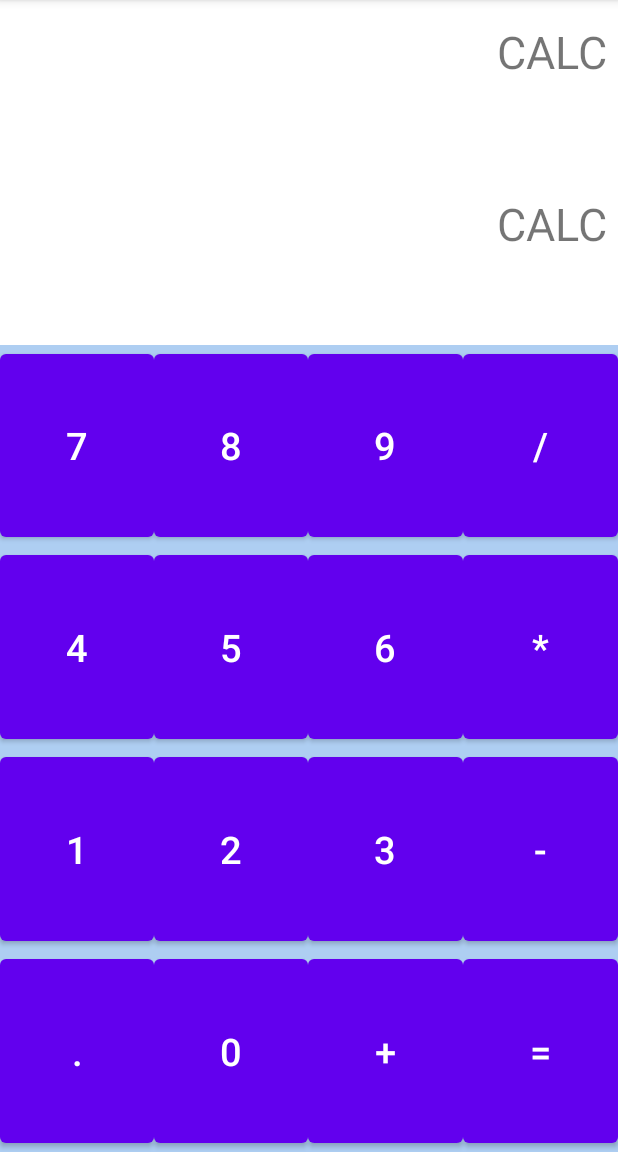
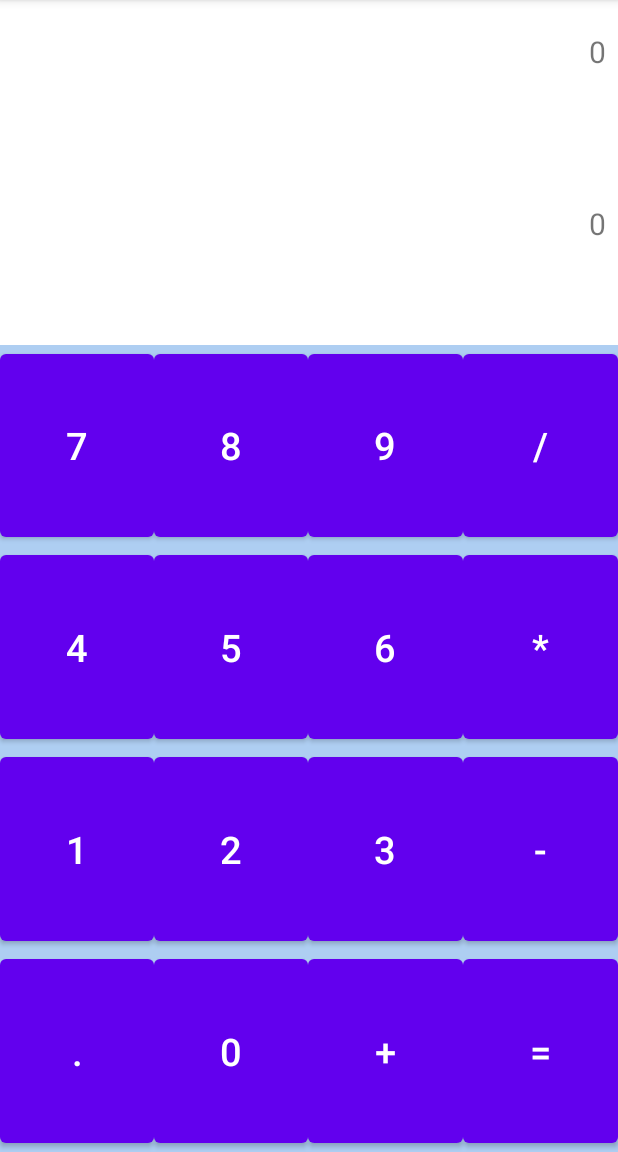
Before and after one commit to pokemau/Android, an Android app: the CalculatorExercise screen opened directly, with no data from a screen before it, on a phone screen of 412 x 824 dp, the part 84-1236 px from its top. Run offline under Robolectric (Android 15) with nearby library versions, the phone set to English and light mode, and no system bars.

Commit message:
implement calculator sequential functionality

```diff
--- a/app/src/main/java/com/example/androidprojectcollection/CalculatorExercise.java
+++ b/app/src/main/java/com/example/androidprojectcollection/CalculatorExercise.java
@@ -1,13 +1,245 @@
 package com.example.androidprojectcollection;
 
 import androidx.appcompat.app.AppCompatActivity;
+
 import android.os.Bundle;
+import android.view.View;
+import android.widget.Button;
+import android.widget.TextView;
+
+import java.util.Arrays;
+import java.util.Stack;
 
 public class CalculatorExercise extends AppCompatActivity {
+
+    Button num1, num2, num3, num4, num5, num6, num7, num8, num9, num0;
+    Button btnAdd, btnSubtract, btnDivide, btnMultiply, btnEquals;
+    TextView txtInput;
+    TextView txtAns;
+
+    StringBuilder sb = new StringBuilder("");
+    Stack<Character> ops = new Stack<>();
+    Stack<Integer> nums = new Stack<>();
+
+    // for sequential answer vars
+    int tempAns = 0;
+    int l = 0;
+    char prevOp = '+';
+    char currOp;
+    boolean isOperation = false;
+    boolean hasOperation = false;
 
     @Override
     protected void onCreate(Bundle savedInstanceState) {
         super.onCreate(savedInstanceState);
         setContentView(R.layout.activity_calculator_exercise);
+
+        txtInput    = (TextView) findViewById(R.id.txtInput);
+        txtAns      = (TextView) findViewById(R.id.textAnswer);
+        num0        = (Button) findViewById(R.id.btnZero);
+        num1        = (Button) findViewById(R.id.btnOne);
+        num2        = (Button) findViewById(R.id.btnTwo);
+        num3        = (Button) findViewById(R.id.btnThree);
+        num4        = (Button) findViewById(R.id.btnFour);
+        num5        = (Button) findViewById(R.id.btnFive);
+        num6        = (Button) findViewById(R.id.btnSix);
+        num7        = (Button) findViewById(R.id.btnSeven);
+        num8        = (Button) findViewById(R.id.btnEight);
+        num9        = (Button) findViewById(R.id.btnNine);
+
+        btnEquals   = (Button) findViewById(R.id.btnEquals);
+        btnAdd      = (Button) findViewById(R.id.btnPlus);
+        btnSubtract = (Button) findViewById(R.id.btnSubtract);
+        btnDivide = (Button) findViewById(R.id.btnDivide);
+        btnMultiply = (Button) findViewById(R.id.btnMultiply);
+
+        num1.setOnClickListener(new View.OnClickListener() {
+            @Override
+            public void onClick(View view) {
+                handleNumberClick('1');
+            }
+        });
+        num2.setOnClickListener(new View.OnClickListener() {
+            @Override
+            public void onClick(View view) {
+                handleNumberClick('2');
+            }
+        });
+
+        btnEquals.setOnClickListener(new View.OnClickListener() {
+            @Override
+            public void onClick(View view) {
+                tempAns = 0;
+                l = 0;
+                isOperation = false;
+                hasOperation = false;
+                nums.clear();
+                ops.clear();
+
+                txtInput.setText("0");
+                txtAns.setText("0");
+                sb.setLength(0);
+            }
+        });
+
+        btnAdd.setOnClickListener(new View.OnClickListener() {
+            @Override
+            public void onClick(View view) {
+                handleOperationClick('+');
+            }
+        });
+
+        btnSubtract.setOnClickListener(new View.OnClickListener() {
+            @Override
+            public void onClick(View view) {
+                handleOperationClick('-');
+            }
+        });
+
+        btnMultiply.setOnClickListener(new View.OnClickListener() {
+            @Override
+            public void onClick(View view) {
+                handleOperationClick('*');
+            }
+        });
+
+        btnDivide.setOnClickListener(new View.OnClickListener() {
+            @Override
+            public void onClick(View view) {
+                handleOperationClick('/');
+            }
+        });
     }
+
+    private void handleNumberClick(char num) {
+        if (isOperation) { isOperation = false; }
+
+        sb.append(num);
+
+        int n = Integer.parseInt(sb.substring(l, sb.length()));
+
+
+        if (hasOperation) {
+            int n1 = nums.pop();
+            int prevN = 0;
+
+            if (sb.length() - l >= 2) {
+                prevN = Integer.parseInt(sb.substring(l, sb.length()-1));
+            }
+
+            int newN = n-prevN;
+
+            switch (currOp) {
+                case '+':
+                    n1 += newN;
+                    break;
+                case '-':
+                    n1 -= newN;
+                    break;
+                case '*':
+                    n1 *= newN;
+                    break;
+                case '/':
+                    if (newN == 0) { break; }
+
+                    n1 /= newN;
+                    break;
+            }
+
+            nums.push(n1);
+
+            txtAns.setText(nums.peek() + "");
+        }
+
+        txtInput.setText(sb);
+    }
+
+    private void handleOperationClick(char op) {
+        if (sb.length() == 0) { return; }
+
+        sb.append(op);
+
+        if (isOperation) {
+            sb.setCharAt(sb.length()-1, op);
+        }
+        else {
+            isOperation = true;
+
+            currOp = op;
+
+            int n = Integer.parseInt(sb.substring(l, sb.length()-1));
+
+            if (!hasOperation) { hasOperation = true; }
+
+
+
+            l = sb.length();
+
+            if (nums.empty())
+                nums.push(n);
+
+            ops.push(op);
+        }
+
+        txtInput.setText(sb);
+    }
+
+    private void calculateString() {
+
+        if (!hasOperation) { return; }
+
+        float res = 0.0f;
+
+        Stack<Float> tempNums = new Stack<>();
+
+        int len = sb.length();
+
+        for (int i = l; i < len; i++) {
+
+            int currNum = 0;
+            char currOp;
+
+            for (int j = i; j < len; j++, i++) {
+
+                char curr = sb.charAt(j);
+
+                if (Character.isDigit(curr)) {
+
+
+                    currNum = (currNum * 10) + (curr - '0');
+
+                    if (hasOperation && !tempNums.empty()) {
+                        float topNum = tempNums.pop();
+                        topNum = (topNum * 10) + currNum;
+                        tempNums.push(topNum);
+                    }
+
+                    txtAns.setText(Integer.toString(currNum));
+                } else {
+
+                    tempNums.push(currNum + 0.0f);
+
+                    l = j;
+
+                    System.out.println("-------------------------");
+                    System.out.println("-------------------------");
+                    System.out.println("-------------------------");
+                    System.out.println(tempNums.peek());
+                    System.out.println("SIZE: " + tempNums.size());
+                    System.out.println("-------------------------");
+                    System.out.println("-------------------------");
+                    System.out.println("-------------------------");
+
+                    break;
+
+                }
+
+            }
+
+//            if (hasOperation)
+//                txtAns.setText(res + "");
+        }
+    }
+
+
 }
--- a/app/src/main/res/layout/activity_calculator_exercise.xml
+++ b/app/src/main/res/layout/activity_calculator_exercise.xml
@@ -1,13 +1,14 @@
 <?xml version="1.0" encoding="utf-8"?>
 
-<LinearLayout xmlns:android="http://schemas.android.com/apk/res/android"
+
+<LinearLayout
+        xmlns:android="http://schemas.android.com/apk/res/android"
         xmlns:tools="http://schemas.android.com/tools"
         xmlns:app="http://schemas.android.com/apk/res-auto"
         android:layout_width="match_parent"
         android:layout_height="match_parent"
         android:orientation="vertical"
         tools:context=".CalculatorExercise">
-
 
     <LinearLayout
             android:layout_width="match_parent"
@@ -24,21 +25,23 @@
                     android:layout_width="match_parent"
                     android:layout_height="0dp"
                     android:layout_weight=".3"
-                    android:text="CALC"
-                    android:textSize="30sp"
+                    android:text="0"
+                    android:textSize="20sp"
                     android:gravity="center_vertical|end"
                     android:paddingLeft="8sp"
-                    android:paddingRight="8sp" />
+                    android:paddingRight="8sp"
+                    android:id="@+id/textAnswer" />
 
             <TextView
                     android:layout_width="match_parent"
                     android:layout_height="0dp"
                     android:layout_weight=".7"
-                    android:text="CALC"
-                    android:textSize="30sp"
+                    android:text="0"
+                    android:textSize="20sp"
                     android:gravity="center_vertical|end"
                     android:paddingLeft="8sp"
-                    android:paddingRight="8sp" />
+                    android:paddingRight="8sp"
+                    android:id="@+id/txtInput" />
         </LinearLayout>
 
     </LinearLayout>
@@ -61,7 +64,8 @@
                     android:layout_weight="1"
                     android:textSize="@dimen/calcBtnTextSize"
                     android:text="7"
-                    android:gravity="center_horizontal|center_vertical" />
+                    android:gravity="center_horizontal|center_vertical"
+                    android:id="@+id/btnSeven" />
 
             <Button
                     android:layout_width="0dp"
@@ -69,7 +73,8 @@
                     android:layout_weight="1"
                     android:textSize="@dimen/calcBtnTextSize"
                     android:text="8"
-                    android:gravity="center_horizontal|center_vertical" />
+                    android:gravity="center_horizontal|center_vertical"
+                    android:id="@+id/btnEight" />
 
             <Button
                     android:layout_width="0dp"
@@ -77,7 +82,8 @@
                     android:layout_weight="1"
                     android:textSize="@dimen/calcBtnTextSize"
                     android:text="9"
-                    android:gravity="center_horizontal|center_vertical" />
+                    android:gravity="center_horizontal|center_vertical"
+                    android:id="@+id/btnNine" />
 
             <Button
                     android:layout_width="0dp"
@@ -85,7 +91,8 @@
                     android:layout_weight="1"
                     android:textSize="@dimen/calcBtnTextSize"
                     android:text="/"
-                    android:gravity="center_horizontal|center_vertical" />
+                    android:gravity="center_horizontal|center_vertical"
+                    android:id="@+id/btnDivide" />
         </LinearLayout>
 
         <LinearLayout
@@ -99,7 +106,8 @@
                     android:layout_weight="1"
                     android:textSize="@dimen/calcBtnTextSize"
                     android:text="4"
-                    android:gravity="center_horizontal|center_vertical" />
+                    android:gravity="center_horizontal|center_vertical"
+                    android:id="@+id/btnFour" />
 
             <Button
                     android:layout_width="0dp"
@@ -107,7 +115,8 @@
                     android:layout_weight="1"
                     android:textSize="@dimen/calcBtnTextSize"
                     android:text="5"
-                    android:gravity="center_horizontal|center_vertical" />
+                    android:gravity="center_horizontal|center_vertical"
+                    android:id="@+id/btnFive" />
 
             <Button
                     android:layout_width="0dp"
@@ -115,7 +124,8 @@
                     android:layout_weight="1"
                     android:textSize="@dimen/calcBtnTextSize"
                     android:text="6"
-                    android:gravity="center_horizontal|center_vertical" />
+                    android:gravity="center_horizontal|center_vertical"
+                    android:id="@+id/btnSix" />
 
             <Button
                     android:layout_width="0dp"
@@ -123,7 +133,8 @@
                     android:layout_weight="1"
                     android:textSize="@dimen/calcBtnTextSize"
                     android:text="*"
-                    android:gravity="center_horizontal|center_vertical" />
+                    android:gravity="center_horizontal|center_vertical"
+                    android:id="@+id/btnMultiply" />
         </LinearLayout>
 
         <LinearLayout
@@ -137,7 +148,8 @@
                     android:layout_weight="1"
                     android:textSize="@dimen/calcBtnTextSize"
                     android:text="1"
-                    android:gravity="center_horizontal|center_vertical" />
+                    android:gravity="center_horizontal|center_vertical"
+                    android:id="@+id/btnOne" />
 
             <Button
                     android:layout_width="0dp"
@@ -145,7 +157,8 @@
                     android:layout_weight="1"
                     android:textSize="@dimen/calcBtnTextSize"
                     android:text="2"
-                    android:gravity="center_horizontal|center_vertical" />
+                    android:gravity="center_horizontal|center_vertical"
+                    android:id="@+id/btnTwo" />
 
             <Button
                     android:layout_width="0dp"
@@ -153,7 +166,8 @@
                     android:layout_weight="1"
                     android:textSize="@dimen/calcBtnTextSize"
                     android:text="3"
-                    android:gravity="center_horizontal|center_vertical" />
+                    android:gravity="center_horizontal|center_vertical"
+                    android:id="@+id/btnThree" />
 
             <Button
                     android:layout_width="0dp"
@@ -161,7 +175,8 @@
                     android:layout_weight="1"
                     android:textSize="@dimen/calcBtnTextSize"
                     android:text="-"
-                    android:gravity="center_horizontal|center_vertical" />
+                    android:gravity="center_horizontal|center_vertical"
+                    android:id="@+id/btnSubtract" />
         </LinearLayout>
 
         <LinearLayout
@@ -175,7 +190,8 @@
                     android:layout_weight="1"
                     android:textSize="@dimen/calcBtnTextSize"
                     android:text="."
-                    android:gravity="center_horizontal|center_vertical" />
+                    android:gravity="center_horizontal|center_vertical"
+                    android:id="@+id/btnDecimal" />
 
             <Button
                     android:layout_width="0dp"
@@ -183,7 +199,8 @@
                     android:layout_weight="1"
                     android:textSize="@dimen/calcBtnTextSize"
                     android:text="0"
-                    android:gravity="center_horizontal|center_vertical" />
+                    android:gravity="center_horizontal|center_vertical"
+                    android:id="@+id/btnZero" />
 
             <Button
                     android:layout_width="0dp"
@@ -191,7 +208,8 @@
                     android:layout_weight="1"
                     android:textSize="@dimen/calcBtnTextSize"
                     android:text="+"
-                    android:gravity="center_horizontal|center_vertical" />
+                    android:gravity="center_horizontal|center_vertical"
+                    android:id="@+id/btnPlus" />
 
             <Button
                     android:layout_width="0dp"
@@ -199,7 +217,8 @@
                     android:layout_weight="1"
                     android:textSize="@dimen/calcBtnTextSize"
                     android:text="="
-                    android:gravity="center_horizontal|center_vertical" />
+                    android:gravity="center_horizontal|center_vertical"
+                    android:id="@+id/btnEquals" />
         </LinearLayout>
 
 
```
